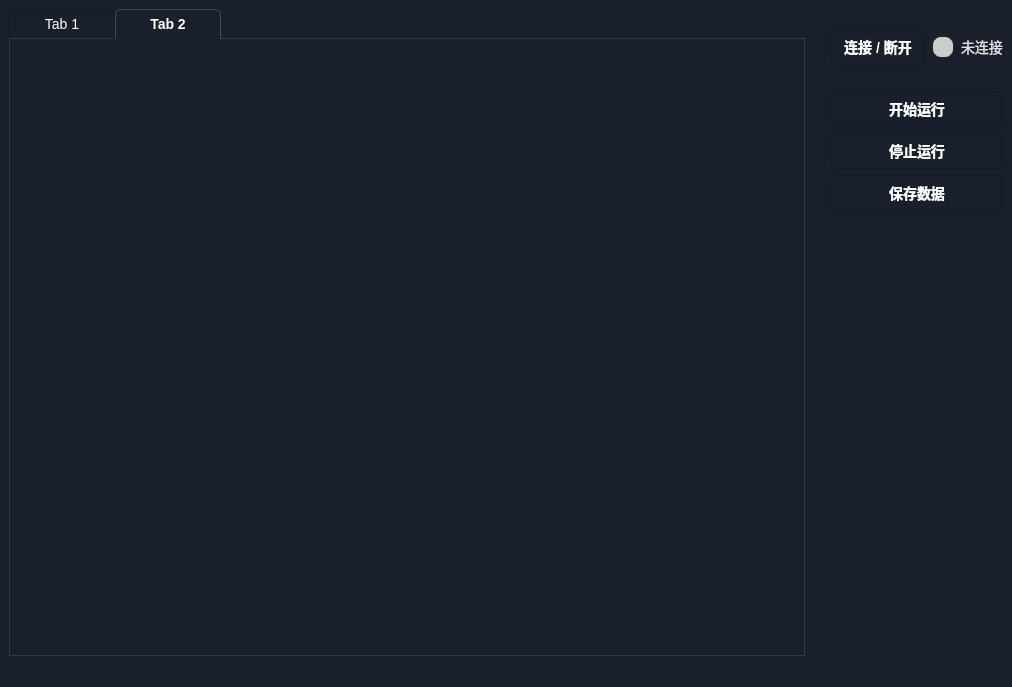
The window that src/ui/analyzer.ui (pxxxlll/SignalAnalyzerFrontEnd) describes before a commit, drawn with Qt 5.
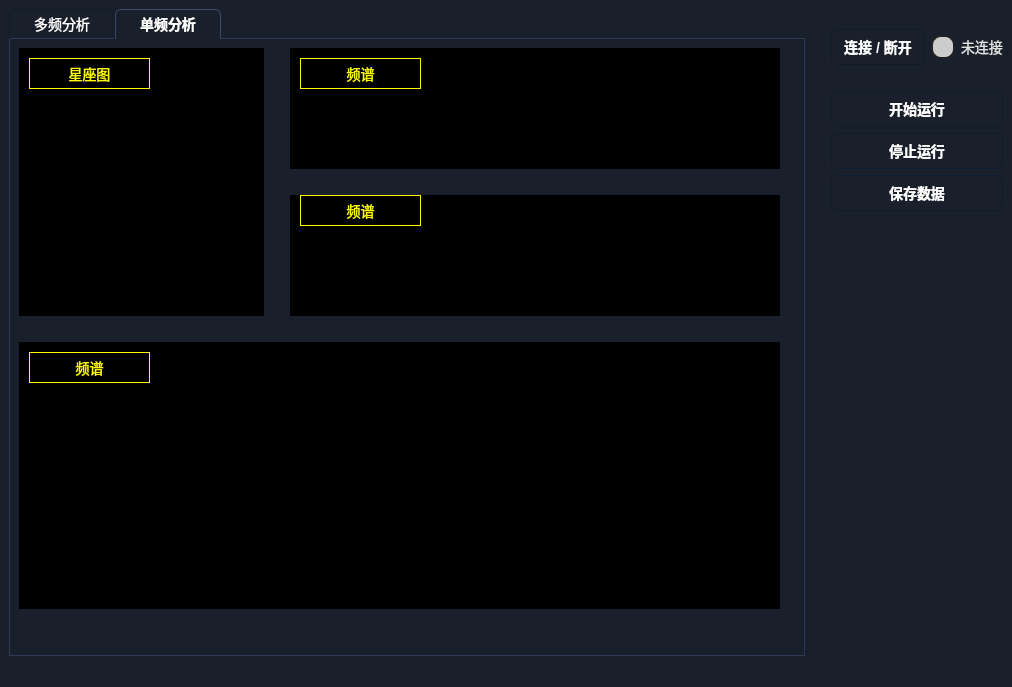
The same window after the commit. The open tabs and pages were chosen to show the change. Custom widgets are drawn as their Qt base class.

Commit message: 增加了 gui 新的 tab

```diff
--- a/src/ui/analyzer.ui
+++ b/src/ui/analyzer.ui
@@ -213,7 +213,7 @@
           </sizepolicy>
          </property>
          <attribute name="title">
-          <string>Tab 1</string>
+          <string>多频分析</string>
          </attribute>
          <layout class="QGridLayout" name="gridLayout">
           <item row="0" column="0">
@@ -347,8 +347,275 @@
           </sizepolicy>
          </property>
          <attribute name="title">
-          <string>Tab 2</string>
+          <string>单频分析</string>
          </attribute>
+         <widget class="QWidget" name="verticalLayoutWidget">
+          <property name="geometry">
+           <rect>
+            <x>9</x>
+            <y>9</y>
+            <width>761</width>
+            <height>561</height>
+           </rect>
+          </property>
+          <layout class="QVBoxLayout" name="verticalLayout_7" stretch="1,0,1">
+           <item>
+            <layout class="QHBoxLayout" name="horizontalLayout_3" stretch="1,0,2">
+             <item>
+              <widget class="PlotWidget" name="plt_spectrum_4" native="true">
+               <property name="sizePolicy">
+                <sizepolicy hsizetype="Expanding" vsizetype="Expanding">
+                 <horstretch>0</horstretch>
+                 <verstretch>0</verstretch>
+                </sizepolicy>
+               </property>
+               <property name="minimumSize">
+                <size>
+                 <width>0</width>
+                 <height>100</height>
+                </size>
+               </property>
+               <property name="autoFillBackground">
+                <bool>false</bool>
+               </property>
+               <property name="styleSheet">
+                <string notr="true">background-color: rgb(0, 0, 0);</string>
+               </property>
+               <widget class="QLabel" name="label_8">
+                <property name="geometry">
+                 <rect>
+                  <x>10</x>
+                  <y>10</y>
+                  <width>121</width>
+                  <height>31</height>
+                 </rect>
+                </property>
+                <property name="font">
+                 <font>
+                  <family>Segoe UI</family>
+                  <pointsize>-1</pointsize>
+                 </font>
+                </property>
+                <property name="styleSheet">
+                 <string notr="true">QLabel {
+    color: yellow;
+    background-color: black;
+    border: 1px solid yellow;
+}
+</string>
+                </property>
+                <property name="text">
+                 <string>星座图</string>
+                </property>
+                <property name="alignment">
+                 <set>Qt::AlignCenter</set>
+                </property>
+               </widget>
+              </widget>
+             </item>
+             <item>
+              <spacer name="verticalSpacer_4">
+               <property name="orientation">
+                <enum>Qt::Vertical</enum>
+               </property>
+               <property name="sizeHint" stdset="0">
+                <size>
+                 <width>20</width>
+                 <height>40</height>
+                </size>
+               </property>
+              </spacer>
+             </item>
+             <item>
+              <layout class="QVBoxLayout" name="verticalLayout_8" stretch="1,0,1">
+               <item>
+                <widget class="PlotWidget" name="plt_spectrum_5" native="true">
+                 <property name="sizePolicy">
+                  <sizepolicy hsizetype="Expanding" vsizetype="Expanding">
+                   <horstretch>0</horstretch>
+                   <verstretch>0</verstretch>
+                  </sizepolicy>
+                 </property>
+                 <property name="minimumSize">
+                  <size>
+                   <width>0</width>
+                   <height>100</height>
+                  </size>
+                 </property>
+                 <property name="autoFillBackground">
+                  <bool>false</bool>
+                 </property>
+                 <property name="styleSheet">
+                  <string notr="true">background-color: rgb(0, 0, 0);</string>
+                 </property>
+                 <widget class="QLabel" name="label_9">
+                  <property name="geometry">
+                   <rect>
+                    <x>10</x>
+                    <y>10</y>
+                    <width>121</width>
+                    <height>31</height>
+                   </rect>
+                  </property>
+                  <property name="font">
+                   <font>
+                    <family>Segoe UI</family>
+                    <pointsize>-1</pointsize>
+                   </font>
+                  </property>
+                  <property name="styleSheet">
+                   <string notr="true">QLabel {
+    color: yellow;
+    background-color: black;
+    border: 1px solid yellow;
+}
+</string>
+                  </property>
+                  <property name="text">
+                   <string>频谱</string>
+                  </property>
+                  <property name="alignment">
+                   <set>Qt::AlignCenter</set>
+                  </property>
+                 </widget>
+                </widget>
+               </item>
+               <item>
+                <spacer name="horizontalSpacer_6">
+                 <property name="orientation">
+                  <enum>Qt::Horizontal</enum>
+                 </property>
+                 <property name="sizeHint" stdset="0">
+                  <size>
+                   <width>40</width>
+                   <height>20</height>
+                  </size>
+                 </property>
+                </spacer>
+               </item>
+               <item>
+                <widget class="PlotWidget" name="plt_spectrum_6" native="true">
+                 <property name="sizePolicy">
+                  <sizepolicy hsizetype="Expanding" vsizetype="Expanding">
+                   <horstretch>0</horstretch>
+                   <verstretch>0</verstretch>
+                  </sizepolicy>
+                 </property>
+                 <property name="minimumSize">
+                  <size>
+                   <width>0</width>
+                   <height>100</height>
+                  </size>
+                 </property>
+                 <property name="autoFillBackground">
+                  <bool>false</bool>
+                 </property>
+                 <property name="styleSheet">
+                  <string notr="true">background-color: rgb(0, 0, 0);</string>
+                 </property>
+                 <widget class="QLabel" name="label_10">
+                  <property name="geometry">
+                   <rect>
+                    <x>10</x>
+                    <y>0</y>
+                    <width>121</width>
+                    <height>31</height>
+                   </rect>
+                  </property>
+                  <property name="font">
+                   <font>
+                    <family>Segoe UI</family>
+                    <pointsize>-1</pointsize>
+                   </font>
+                  </property>
+                  <property name="styleSheet">
+                   <string notr="true">QLabel {
+    color: yellow;
+    background-color: black;
+    border: 1px solid yellow;
+}
+</string>
+                  </property>
+                  <property name="text">
+                   <string>频谱</string>
+                  </property>
+                  <property name="alignment">
+                   <set>Qt::AlignCenter</set>
+                  </property>
+                 </widget>
+                </widget>
+               </item>
+              </layout>
+             </item>
+            </layout>
+           </item>
+           <item>
+            <spacer name="horizontalSpacer_5">
+             <property name="orientation">
+              <enum>Qt::Horizontal</enum>
+             </property>
+             <property name="sizeHint" stdset="0">
+              <size>
+               <width>40</width>
+               <height>20</height>
+              </size>
+             </property>
+            </spacer>
+           </item>
+           <item>
+            <widget class="PlotWidget" name="plt_spectrum_3" native="true">
+             <property name="sizePolicy">
+              <sizepolicy hsizetype="Expanding" vsizetype="Expanding">
+               <horstretch>0</horstretch>
+               <verstretch>0</verstretch>
+              </sizepolicy>
+             </property>
+             <property name="minimumSize">
+              <size>
+               <width>0</width>
+               <height>100</height>
+              </size>
+             </property>
+             <property name="autoFillBackground">
+              <bool>false</bool>
+             </property>
+             <property name="styleSheet">
+              <string notr="true">background-color: rgb(0, 0, 0);</string>
+             </property>
+             <widget class="QLabel" name="label_7">
+              <property name="geometry">
+               <rect>
+                <x>10</x>
+                <y>10</y>
+                <width>121</width>
+                <height>31</height>
+               </rect>
+              </property>
+              <property name="font">
+               <font>
+                <family>Segoe UI</family>
+                <pointsize>-1</pointsize>
+               </font>
+              </property>
+              <property name="styleSheet">
+               <string notr="true">QLabel {
+    color: yellow;
+    background-color: black;
+    border: 1px solid yellow;
+}
+</string>
+              </property>
+              <property name="text">
+               <string>频谱</string>
+              </property>
+              <property name="alignment">
+               <set>Qt::AlignCenter</set>
+              </property>
+             </widget>
+            </widget>
+           </item>
+          </layout>
+         </widget>
         </widget>
        </widget>
       </item>
```
Left out of the diff: 12 changed lines with no effect on the pictures. The commit also changes 1 other file.
